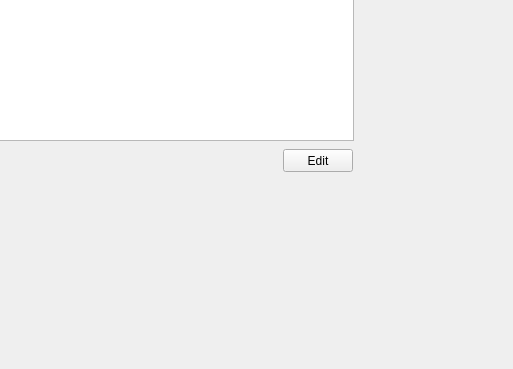
Qt form Base/Widget_ManagePerson/View/Widget_ManagePersonUI.ui (tigerSI/HMS_project) before a commit; both pictures show x 127 to 640 and y 111 to 480 of the 640 by 480 pixel window.
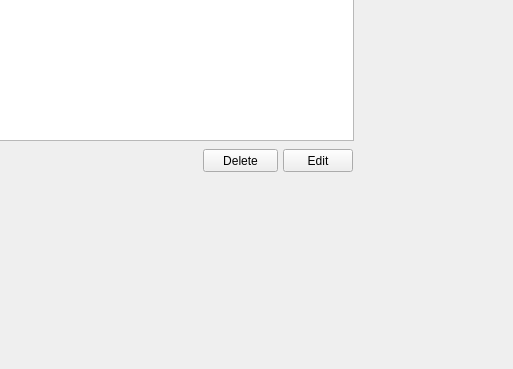
The same form after that commit.

What changed in the file:
```diff
--- a/Base/Widget_ManagePerson/View/Widget_ManagePersonUI.ui
+++ b/Base/Widget_ManagePerson/View/Widget_ManagePersonUI.ui
@@ -55,6 +55,19 @@
     <string>Edit</string>
    </property>
   </widget>
+  <widget class="QPushButton" name="b_delete">
+   <property name="geometry">
+    <rect>
+     <x>330</x>
+     <y>260</y>
+     <width>75</width>
+     <height>23</height>
+    </rect>
+   </property>
+   <property name="text">
+    <string>Delete</string>
+   </property>
+  </widget>
  </widget>
  <resources/>
  <connections/>
```
